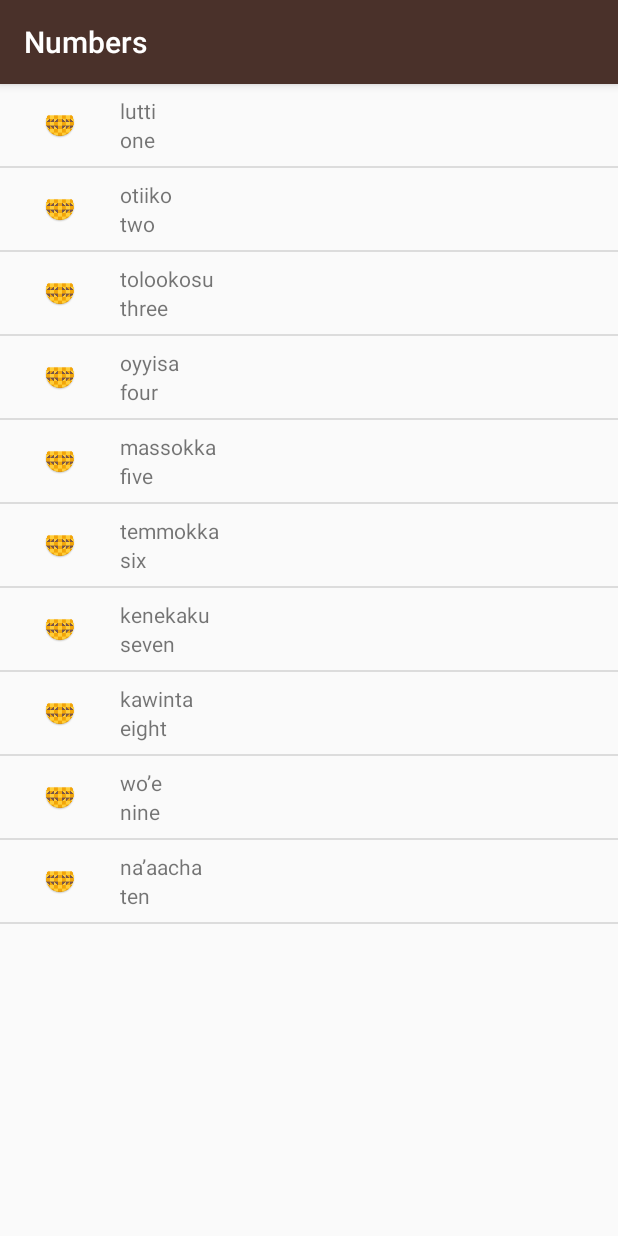
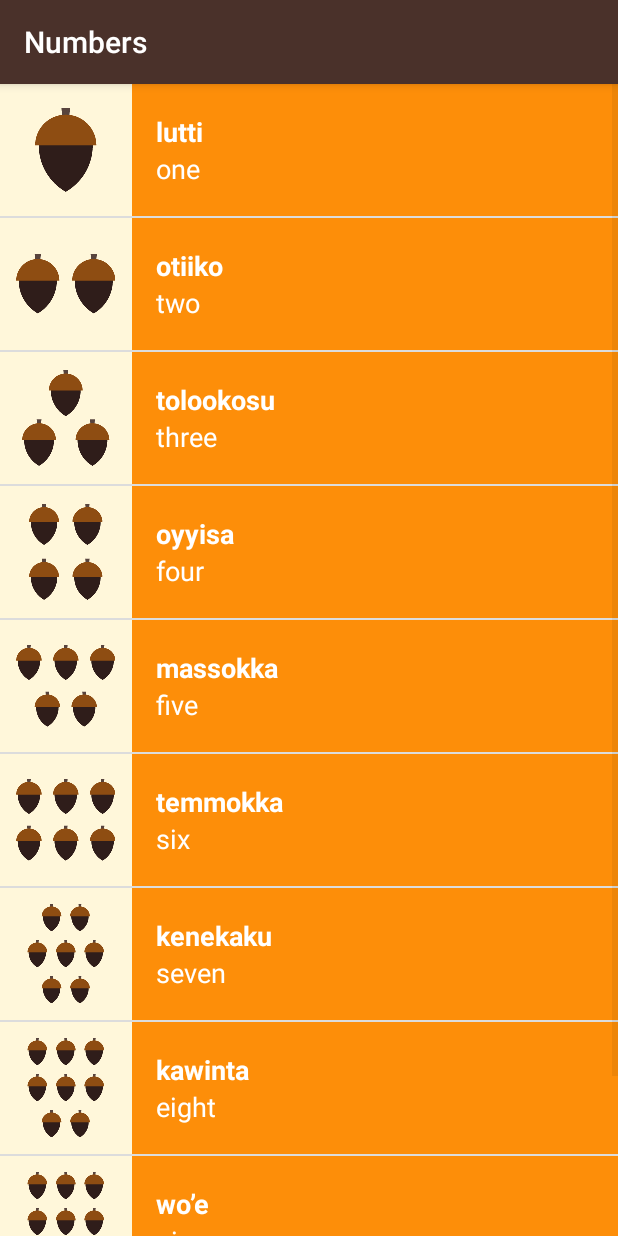
Before and after one commit to alexbar10/Miwok, an Android app: the NumbersActivity screen opened directly, with no data from a screen before it, on a phone screen of 412 x 824 dp. Run offline under Robolectric (Android 15) with nearby library versions, the phone set to English and light mode, and no system bars.

Commit message:
Adding visual polish

```diff
--- a/app/src/main/java/com/alexbar10/miwok/NumbersActivity.kt
+++ b/app/src/main/java/com/alexbar10/miwok/NumbersActivity.kt
@@ -2,6 +2,7 @@ package com.alexbar10.miwok
 
 import androidx.appcompat.app.AppCompatActivity
 import android.os.Bundle
+import kotlinx.android.synthetic.main.list_item.*
 import kotlinx.android.synthetic.main.word_list.*
 
 class NumbersActivity : AppCompatActivity() {
@@ -12,19 +13,19 @@ class NumbersActivity : AppCompatActivity() {
 
         // Array of numbers
         val numbers: MutableList<Word> = arrayListOf(
-            Word("one", "lutti"),
-            Word("two", "otiiko"),
-            Word("three", "tolookosu"),
-            Word("four", "oyyisa"),
-            Word("five", "massokka"),
-            Word("six", "temmokka"),
-            Word("seven", "kenekaku"),
-            Word("eight", "kawinta"),
-            Word("nine", "wo’e"),
-            Word("ten", "na’aacha")
+            Word("one", "lutti", R.drawable.number_one),
+            Word("two", "otiiko", R.drawable.number_two),
+            Word("three", "tolookosu", R.drawable.number_three),
+            Word("four", "oyyisa", R.drawable.number_four),
+            Word("five", "massokka", R.drawable.number_five),
+            Word("six", "temmokka", R.drawable.number_six),
+            Word("seven", "kenekaku", R.drawable.number_seven),
+            Word("eight", "kawinta", R.drawable.number_eight),
+            Word("nine", "wo’e", R.drawable.number_nine),
+            Word("ten", "na’aacha", R.drawable.number_ten)
         )
 
-        val adapter = WordAdapter(this, R.layout.list_item, numbers)
+        val adapter = WordAdapter(this, R.layout.list_item, numbers, R.color.category_numbers)
         list_view.adapter = adapter
 
         // Create views and add it to the root view
--- a/app/src/main/java/com/alexbar10/miwok/PhrasesActivity.kt
+++ b/app/src/main/java/com/alexbar10/miwok/PhrasesActivity.kt
@@ -11,7 +11,7 @@ class PhrasesActivity : AppCompatActivity() {
         setContentView(R.layout.word_list)
 
         val phrases: MutableList<Word> = arrayListOf(
-            Word("Where are you going?", "minto wuksus\n"),
+            Word("Where are you going?", "minto wuksus"),
             Word("What is your name?", "tinnә oyaase'nә"),
             Word("My name is..", "oyaaset..."),
             Word("How are you feeling?", "michәksәs?"),
@@ -21,7 +21,7 @@ class PhrasesActivity : AppCompatActivity() {
             Word("Let’s go.", "әәnәm")
         )
 
-        val adapter = WordAdapter(this, R.layout.list_item, phrases)
+        val adapter = WordAdapter(this, R.layout.list_item, phrases, R.color.category_phrases)
         list_view.adapter = adapter
     }
 }
--- a/app/src/main/java/com/alexbar10/miwok/Word.kt
+++ b/app/src/main/java/com/alexbar10/miwok/Word.kt
@@ -1,4 +1,4 @@
 package com.alexbar10.miwok
 
-class Word (val englishVersion: String, val miwokVersion: String = "") {
+class Word (val englishVersion: String, val miwokVersion: String = "", val imageResourceId: Int? = null) {
 }
--- a/app/src/main/java/com/alexbar10/miwok/WordAdapter.kt
+++ b/app/src/main/java/com/alexbar10/miwok/WordAdapter.kt
@@ -5,10 +5,13 @@ import android.view.LayoutInflater
 import android.view.View
 import android.view.ViewGroup
 import android.widget.ArrayAdapter
+import android.widget.ImageView
+import android.widget.LinearLayout
 import android.widget.TextView
 import androidx.annotation.LayoutRes
+import androidx.core.content.ContextCompat
 
-class WordAdapter(context: Context, @LayoutRes itemResourceId: Int, values: List<Word>) :
+class WordAdapter(context: Context, @LayoutRes itemResourceId: Int, values: List<Word>, val colorResourceId: Int? = null) :
     ArrayAdapter<Word>(context, itemResourceId, values) {
 
     override fun getView(position: Int, convertView: View?, parent: ViewGroup): View {
@@ -28,6 +31,17 @@ class WordAdapter(context: Context, @LayoutRes itemResourceId: Int, values: List
         val subtitle = itemView?.findViewById<TextView>(R.id.subtitle_item)
         subtitle?.text = word?.englishVersion
 
+        val image = itemView?.findViewById<ImageView>(R.id.image_view)
+        word?.imageResourceId?.let {
+            image?.setImageResource(it)
+            image?.visibility = View.VISIBLE
+        }
+
+        val linearLayoutText = itemView?.findViewById<LinearLayout>(R.id.linear_layout_texts)
+        colorResourceId?.let {
+            linearLayoutText?.setBackgroundColor(ContextCompat.getColor(context, it))
+        }
+
         return itemView!!
     }
 }
--- a/app/src/main/res/layout/list_item.xml
+++ b/app/src/main/res/layout/list_item.xml
@@ -1,36 +1,39 @@
 <?xml version="1.0" encoding="utf-8"?>
 <LinearLayout xmlns:android="http://schemas.android.com/apk/res/android"
     xmlns:tools="http://schemas.android.com/tools"
+    android:layout_width="match_parent"
+    android:layout_height="wrap_content"
+    android:background="@color/tan_background"
     android:orientation="horizontal"
-    android:layout_width="match_parent"
-    android:layout_height="wrap_content">
+    android:minHeight="@dimen/list_item_height">
 
     <ImageView
         android:id="@+id/image_view"
-        android:layout_width="wrap_content"
-        android:layout_height="match_parent"
-        android:padding="16dp"
-        android:src="@mipmap/ic_launcher"
-        android:contentDescription="@string/app_name"/>
+        android:layout_width="@dimen/list_item_height"
+        android:layout_height="@dimen/list_item_height"
+        android:contentDescription="@string/app_name"
+        android:visibility="gone"/>
 
     <LinearLayout
+        android:id="@+id/linear_layout_texts"
         android:layout_width="match_parent"
-        android:layout_height="wrap_content"
-        android:orientation="vertical" >
+        android:layout_height="@dimen/list_item_height"
+        android:orientation="vertical"
+        android:gravity="center"
+        android:paddingStart="@dimen/activity_horizontal_margin"
+        android:paddingLeft="@dimen/activity_vertical_margin"
+        android:paddingEnd="@dimen/activity_horizontal_margin"
+        android:paddingRight="16dp">
 
         <TextView
-            android:layout_width="match_parent"
-            android:layout_height="wrap_content"
             android:id="@+id/title_item"
-            tools:text="text"
-            android:layout_marginTop="8dp"/>
+            style="@style/ListItemTitleStyle"
+            tools:text="text" />
 
         <TextView
-            android:layout_width="match_parent"
-            android:layout_height="wrap_content"
             android:id="@+id/subtitle_item"
-            tools:text="text"
-            android:layout_marginBottom="8dp"/>
+            style="@style/ListItemTextStyle"
+            tools:text="text" />
     </LinearLayout>
 
 
--- a/app/src/main/res/values/styles.xml
+++ b/app/src/main/res/values/styles.xml
@@ -16,4 +16,15 @@
         <item name="android:textStyle">bold</item>
         <item name="android:textAppearance">?android:textAppearanceMedium</item>
     </style>
+
+    <style name="ListItemTextStyle">
+        <item name="android:layout_width">match_parent</item>
+        <item name="android:layout_height">wrap_content</item>
+        <item name="android:textColor">@android:color/white</item>
+        <item name="android:textSize">18sp</item>
+    </style>
+
+    <style name="ListItemTitleStyle" parent="ListItemTextStyle">
+        <item name="android:textStyle">bold</item>
+    </style>
 </resources>
```
Also changed, not shown: app/src/main/java/com/alexbar10/miwok/ColorsActivity.kt (+9 -9 lines), app/src/main/java/com/alexbar10/miwok/FamilyActivity.kt (+9 -9 lines).
